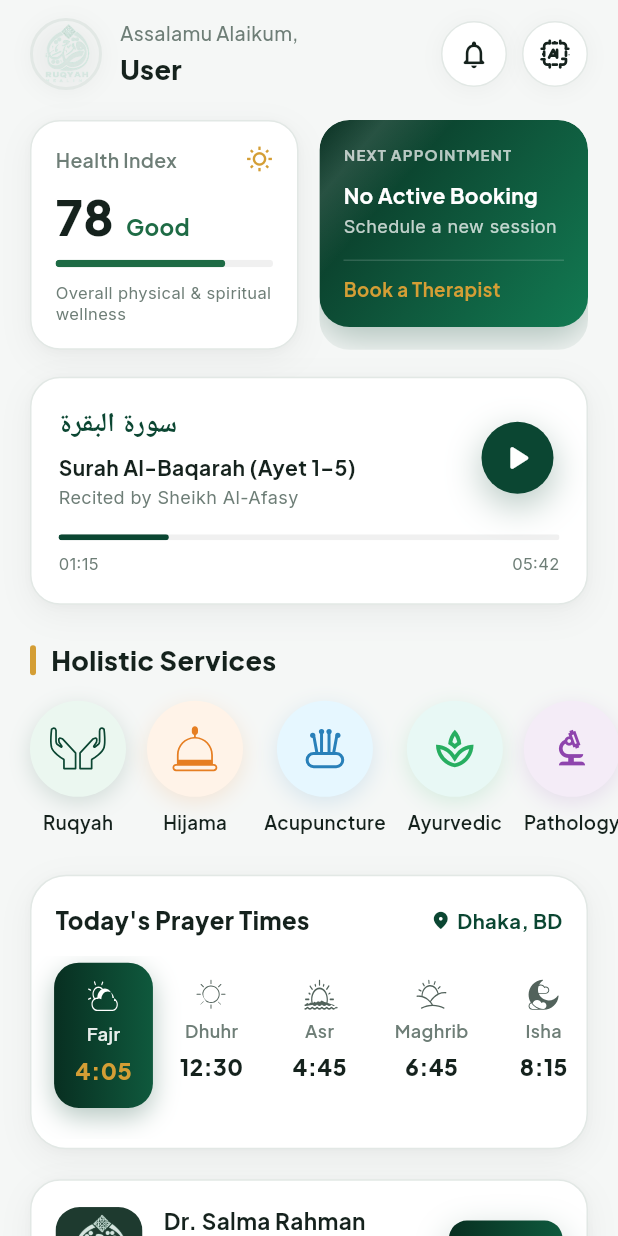
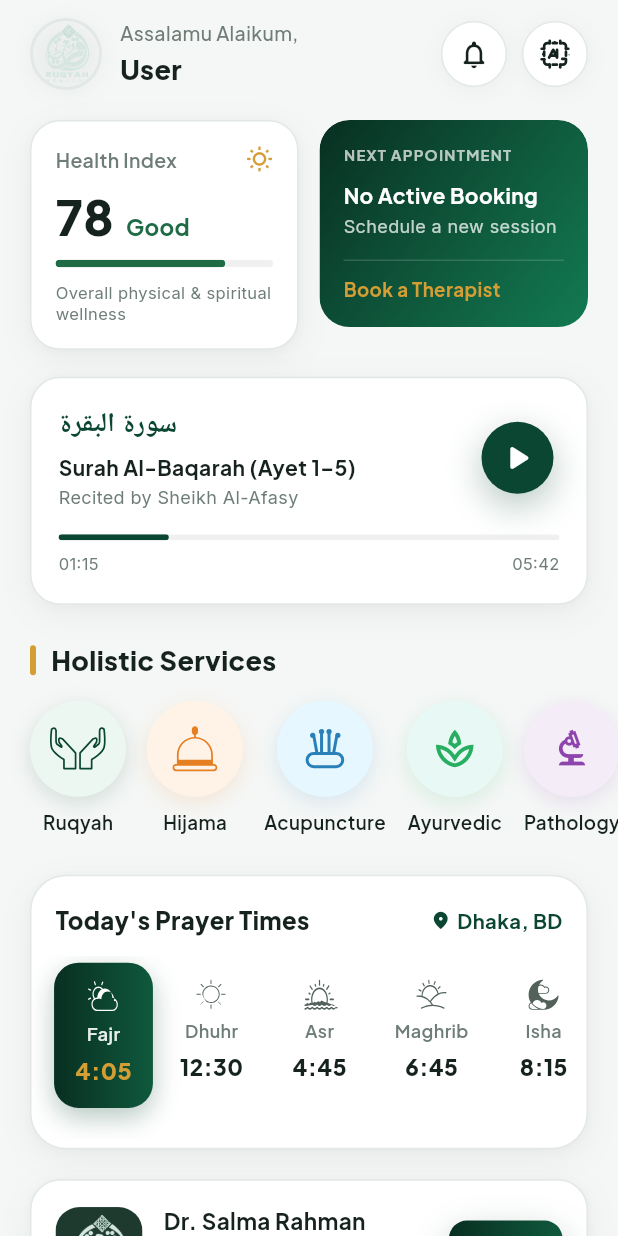
Before and after one commit to sadikmahmudadive/Ruqyah-Healing, a Flutter app: the HomeTab screen opened directly, on a phone screen of 412 x 824 dp. Run offline on Flutter 3.47's test engine with Material 3 defaults, Android fonts, the phone set to English and light mode, and no system bars; our stand-ins replace cloud_firestore, firebase_auth, firebase_core, firebase_messaging, flutter_local_notifications, google_maps_flutter and 3 more; missing offline and left inert: model_viewer_plus; accounts and stored records are empty; network calls fail.

Commit message:
Remove shadow and shine overlay from HomeTab card for cleaner UI

```diff
--- a/lib/screens/tabs/home_tab.dart
+++ b/lib/screens/tabs/home_tab.dart
@@ -397,10 +397,6 @@ class _HomeTabState extends State<HomeTab> {
               decoration: BoxDecoration(
                 gradient: AppGradients.emeraldGradient,
                 borderRadius: BorderRadius.circular(20),
-                boxShadow: AppElevation.glow(
-                  AppColors.primaryGreen,
-                  strength: 0.3,
-                ),
               ),
               child: Column(
                 crossAxisAlignment: CrossAxisAlignment.start,
@@ -454,13 +450,6 @@ class _HomeTabState extends State<HomeTab> {
                     overflow: TextOverflow.ellipsis,
                   ),
                 ],
-              ),
-            ),
-            // Subtle moving shine overlay
-            const Positioned.fill(
-              child: ShineOverlay(
-                opacity: 0.12,
-                borderRadius: BorderRadius.all(Radius.circular(20)),
               ),
             ),
           ],
```
